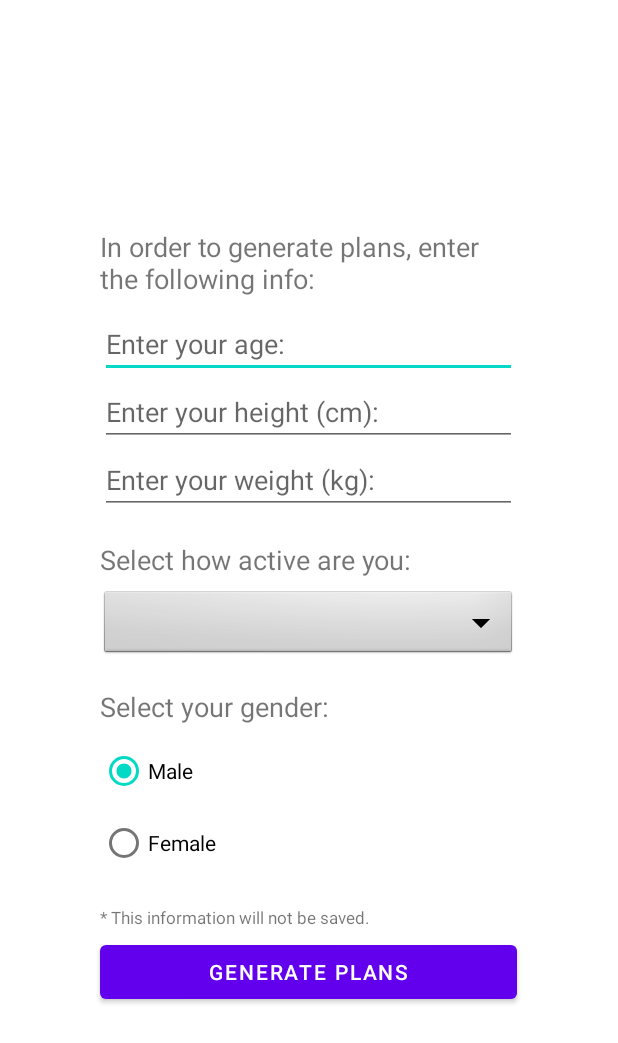
After one commit to oryozana/MyDieter9005, an Android app: the layout generate_plan_alert_dialog.xml on its own in the app's theme, with its tools: preview values and no code run, on a phone screen of 412 x 824 dp. The commit adds this screen. Shown: the top 1043 px of the screen. Run offline under Robolectric (Android 15) with nearby library versions, the phone set to English and light mode, and no system bars.

Commit message:
Finally a Plan update!
From now on the registration process, users can choose to use a customAlertDialog who open some question toward the user and from there the code generate for the user three different Plans in which the user can pick from.

The new customAlertDialog also needed to be added with a brand new feature who let the user edit his Plan from the UserInfoScreen !

A lot of mini-changes and cleaning added.

```diff
--- a/app/src/main/java/com/example/mydieter9005/User.java
+++ b/app/src/main/java/com/example/mydieter9005/User.java
@@ -10,7 +10,7 @@ public class User implements Serializable {
     private String username;
     private String password;
     private String Email;
-    private double startingWeight;
+    private final double startingWeight;
     private double weight;
     private Plan currentPlan;
     private int profilePictureId;
--- /dev/null
+++ b/app/src/main/res/layout/generate_plan_alert_dialog.xml
@@ -0,0 +1,198 @@
+<?xml version="1.0" encoding="utf-8"?>
+<LinearLayout xmlns:android="http://schemas.android.com/apk/res/android"
+    xmlns:app="http://schemas.android.com/apk/res-auto"
+    xmlns:tools="http://schemas.android.com/tools"
+    android:orientation="vertical"
+    android:layout_width="match_parent"
+    android:layout_height="match_parent"
+    android:gravity="center">
+
+    <LinearLayout
+        android:id="@+id/generatePlansLinearLayout"
+        android:layout_width="160pt"
+        android:layout_height="300pt"
+        android:gravity="center"
+        android:orientation="vertical">
+
+        <TextView
+            android:layout_width="125pt"
+            android:layout_height="wrap_content"
+            android:textSize="8pt"
+            android:layout_marginTop="10pt"
+            android:layout_marginBottom="4pt"
+            android:text="In order to generate plans, enter the following info: " />
+
+        <EditText
+            android:id="@+id/etGetAge"
+            android:layout_width="125pt"
+            android:layout_height="wrap_content"
+            android:ems="10"
+            android:inputType="number"
+            android:hint="Enter your age: " />
+
+        <EditText
+            android:id="@+id/etGetHeight"
+            android:layout_width="125pt"
+            android:layout_height="wrap_content"
+            android:ems="10"
+            android:inputType="numberDecimal"
+            android:hint="Enter your height (cm): " />
+
+        <EditText
+            android:id="@+id/etGetWeight"
+            android:layout_width="125pt"
+            android:layout_height="wrap_content"
+            android:ems="10"
+            android:inputType="numberDecimal"
+            android:hint="Enter your weight (kg): " />
+
+        <TextView
+            android:layout_width="125pt"
+            android:layout_height="wrap_content"
+            android:textSize="8pt"
+            android:layout_marginTop="8pt"
+            android:layout_marginBottom="3pt"
+            android:text="Select how active are you: " />
+
+        <Spinner
+            android:id="@+id/sHowActiveAreYou"
+            android:layout_width="125pt"
+            android:layout_height="wrap_content"
+            android:background="@android:drawable/btn_dropdown"
+            android:spinnerMode="dropdown"/>
+
+        <TextView
+            android:layout_width="125pt"
+            android:layout_height="wrap_content"
+            android:textSize="8pt"
+            android:layout_marginTop="8pt"
+            android:layout_marginBottom="3pt"
+            android:text="Select your gender: " />
+
+        <RadioGroup
+            android:id="@+id/rgChooseGender"
+            android:layout_width="125pt"
+            android:layout_height="wrap_content"
+            android:layout_marginBottom="6pt">
+
+            <RadioButton
+                android:id="@+id/rbChooseMale"
+                android:layout_width="match_parent"
+                android:layout_height="wrap_content"
+                android:checked="true"
+                android:text="Male" />
+
+            <RadioButton
+                android:id="@+id/rbChooseFemale"
+                android:layout_width="match_parent"
+                android:layout_height="wrap_content"
+                android:text="Female" />
+        </RadioGroup>
+
+        <TextView
+            android:layout_width="125pt"
+            android:layout_height="wrap_content"
+            android:textSize="5pt"
+            android:layout_marginTop="2pt"
+            android:layout_marginBottom="2pt"
+            android:text="* This information will not be saved." />
+
+        <Button
+            android:id="@+id/btGeneratePlans"
+            android:layout_width="125pt"
+            android:layout_height="wrap_content"
+            android:layout_marginBottom="10pt"
+            android:text="Generate plans" />
+    </LinearLayout>
+
+    <LinearLayout
+        android:id="@+id/showPlansLinearLayout"
+        android:layout_width="160pt"
+        android:layout_height="260pt"
+        android:orientation="vertical"
+        android:visibility="gone"
+        android:gravity="center">
+
+        <TextView
+            android:layout_width="125pt"
+            android:layout_height="wrap_content"
+            android:textSize="8pt"
+            android:layout_marginTop="10pt"
+            android:layout_marginBottom="6pt"
+            android:text="Here are some plans just for you: " />
+
+        <ImageView
+            android:layout_width="125pt"
+            android:layout_height="75pt"
+            android:src="@drawable/diet_plan_background" />
+
+        <TextView
+            android:id="@+id/tvPlanName"
+            android:layout_width="125pt"
+            android:layout_height="wrap_content"
+            android:layout_marginTop="6pt"
+            android:textStyle="bold"
+            android:text="Name: " />
+
+        <TextView
+            android:id="@+id/tvPlanCalories"
+            android:layout_width="125pt"
+            android:layout_height="wrap_content"
+            android:text="Calories: " />
+
+        <TextView
+            android:id="@+id/tvPlanProteins"
+            android:layout_width="125pt"
+            android:layout_height="wrap_content"
+            android:text="Proteins: " />
+
+        <TextView
+            android:id="@+id/tvPlanFats"
+            android:layout_width="125pt"
+            android:layout_height="wrap_content"
+            android:layout_marginBottom="6pt"
+            android:text="Fats: " />
+
+        <androidx.gridlayout.widget.GridLayout
+            android:layout_width="125pt"
+            android:layout_height="wrap_content"
+            app:orientation="horizontal"
+            android:layout_marginTop="6pt"
+            android:layout_marginBottom="6pt"
+            android:layoutDirection="ltr">
+
+            <ImageButton
+                android:id="@+id/ibtPreviousPlan"
+                android:layout_width="25pt"
+                android:layout_height="wrap_content"
+                app:srcCompat="@drawable/ic_previous_arrow_icon"
+                android:visibility="invisible"
+                android:layoutDirection="ltr"/>
+
+            <TextView
+                android:id="@+id/tvPlanNumberOutOf"
+                android:layout_width="wrap_content"
+                android:layout_height="match_parent"
+                android:gravity="center|bottom" />
+
+            <ImageButton
+                android:id="@+id/ibtNextPlan"
+                android:layout_width="25pt"
+                android:layout_height="wrap_content"
+                app:srcCompat="@drawable/ic_next_arrow_icon"
+                android:layoutDirection="ltr"/>
+        </androidx.gridlayout.widget.GridLayout>
+
+        <Button
+            android:id="@+id/btChoosePlan"
+            android:layout_width="125pt"
+            android:layout_height="wrap_content"
+            android:text="Choose this plan" />
+
+        <Button
+            android:id="@+id/btCancelPlan"
+            android:layout_width="125pt"
+            android:layout_height="wrap_content"
+            android:text="Cancel" />
+    </LinearLayout>
+</LinearLayout>
```
Also changed, not shown: app/src/main/java/com/example/mydieter9005/LocalUserSelection.java (+0 -39 lines), app/src/main/java/com/example/mydieter9005/Plan.java (+31 -7 lines), app/src/main/java/com/example/mydieter9005/Register.java (+216 -1 lines), app/src/main/java/com/example/mydieter9005/UserInfoScreen.java (+23 -23 lines), app/src/main/res/layout/activity_register.xml (+15 -8 lines), app/src/main/res/drawable/diet_plan_background.jpg (added).
